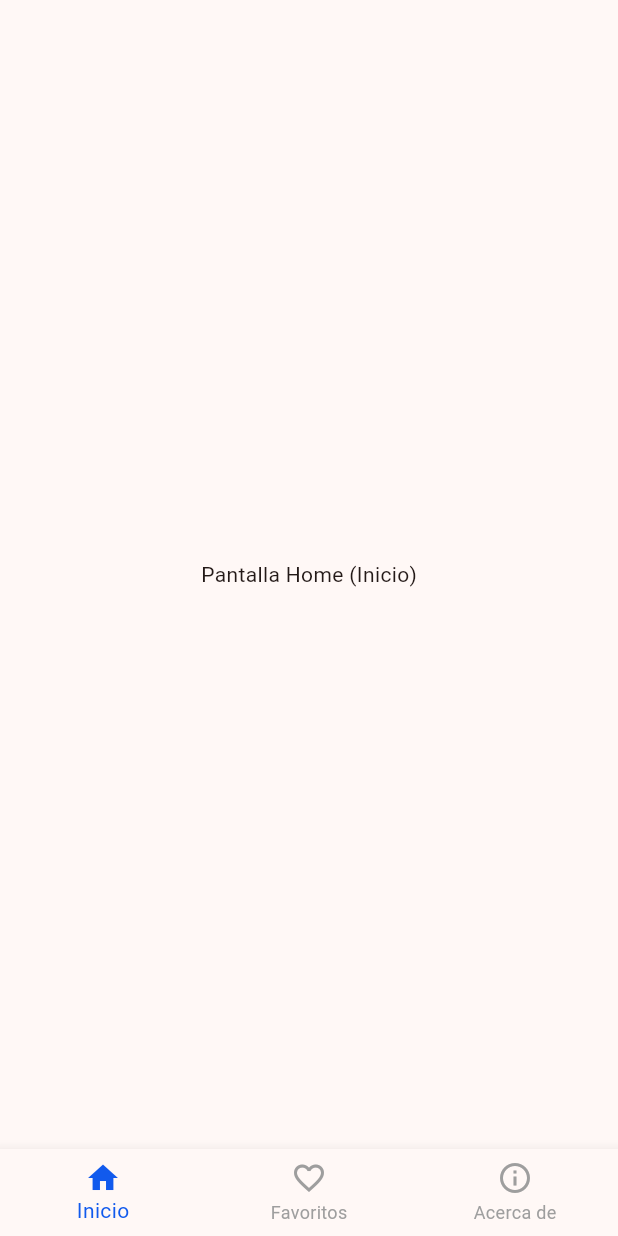
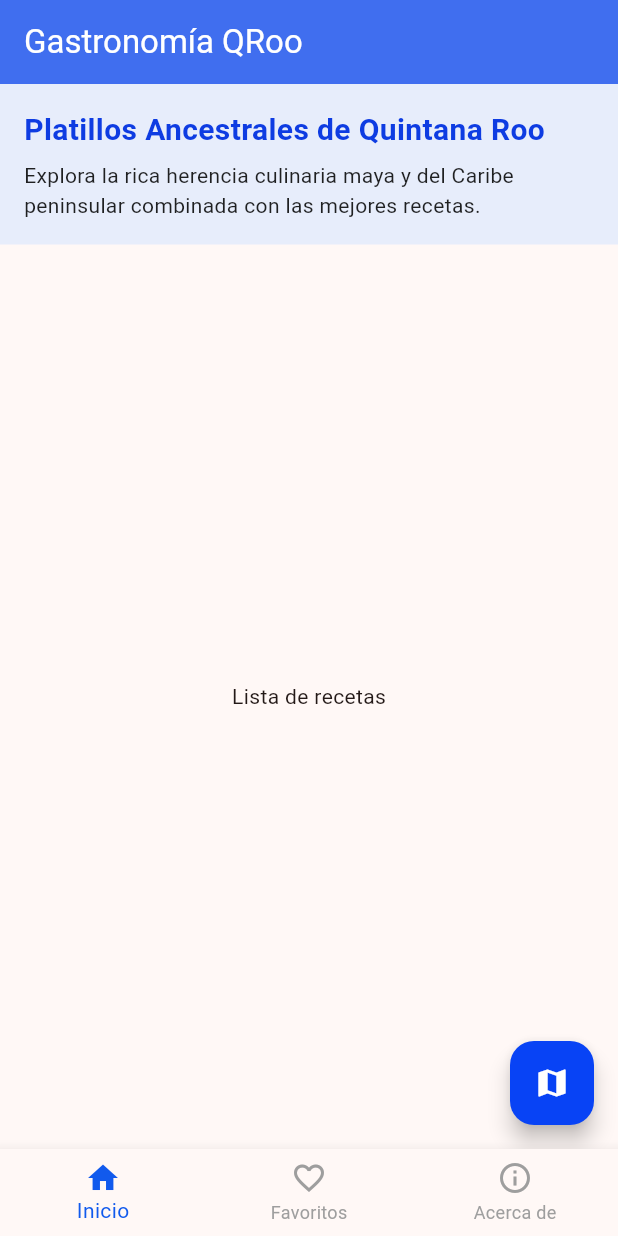
Before and after one commit to BrandonCBB/02-dam-AACCCCGM, a Flutter app: the screen it shows after launch, on a phone screen of 412 x 824 dp. Run offline on Flutter 3.47's test engine with Material 3 defaults, Android fonts, the phone set to English and light mode, and no system bars.

Commit message:
fix: restauracion de archivo home screen

```diff
--- a/lib/screens/home_screen.dart
+++ b/lib/screens/home_screen.dart
@@ -5,9 +5,57 @@ class HomeScreen extends StatelessWidget {
 
   @override
   Widget build(BuildContext context) {
-    return const Scaffold(
-      body: Center(
-        child: Text('Pantalla Home (Inicio)'),
+    return Scaffold(
+      appBar: AppBar(
+        title: const Text('Gastronomía QRoo'),
+        backgroundColor: const Color.fromARGB(208, 21, 79, 237),
+        foregroundColor: Colors.white,
+      ),
+      body: Column(
+        crossAxisAlignment: CrossAxisAlignment.start,
+        children: [
+          Container(
+            width: double.infinity,
+            padding: const EdgeInsets.all(16.0),
+            color: const Color.fromARGB(255, 231, 237, 251),
+            child: const Column(
+              crossAxisAlignment: CrossAxisAlignment.start,
+              children: [
+                Text(
+                  'Platillos Ancestrales de Quintana Roo',
+                  style: TextStyle(
+                    fontSize: 20,
+                    fontWeight: FontWeight.bold,
+                    color: Color.fromARGB(255, 14, 60, 226),
+                  ),
+                ),
+                SizedBox(height: 6),
+                Text(
+                  'Explora la rica herencia culinaria maya y del Caribe peninsular combinada con las mejores recetas.',
+                  style: TextStyle(fontSize: 14, color: Colors.black87),
+                ),
+              ],
+            ),
+          ),
+
+          const Expanded(
+            child: Center(
+              child: Text('Lista de recetas'),
+            ),
+          ),
+        ],
+      ),
+      floatingActionButton: FloatingActionButton(
+        backgroundColor: const Color.fromARGB(255, 8, 67, 245),
+        child: const Icon(Icons.map, color: Colors.white),
+        onPressed: () {
+          ScaffoldMessenger.of(context).showSnackBar(
+            const SnackBar(
+              content: Text('Ubicación de platillos en el mapa'),
+              duration: Duration(seconds: 2),
+            ),
+          );
+        },
       ),
     );
   }
```
